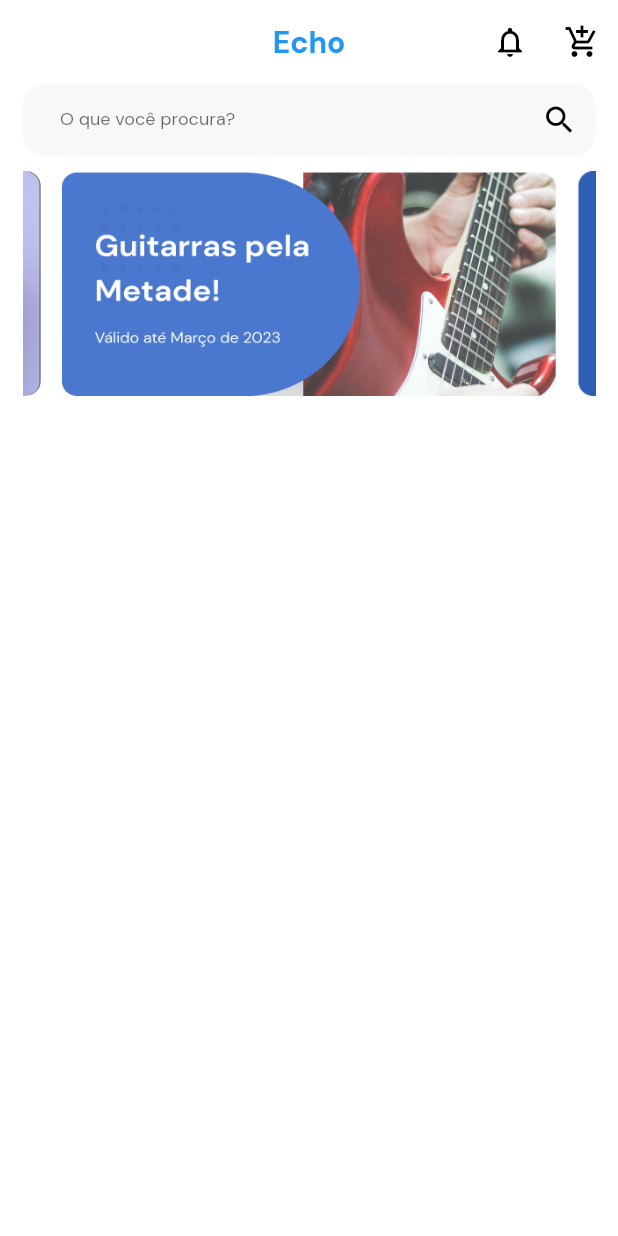
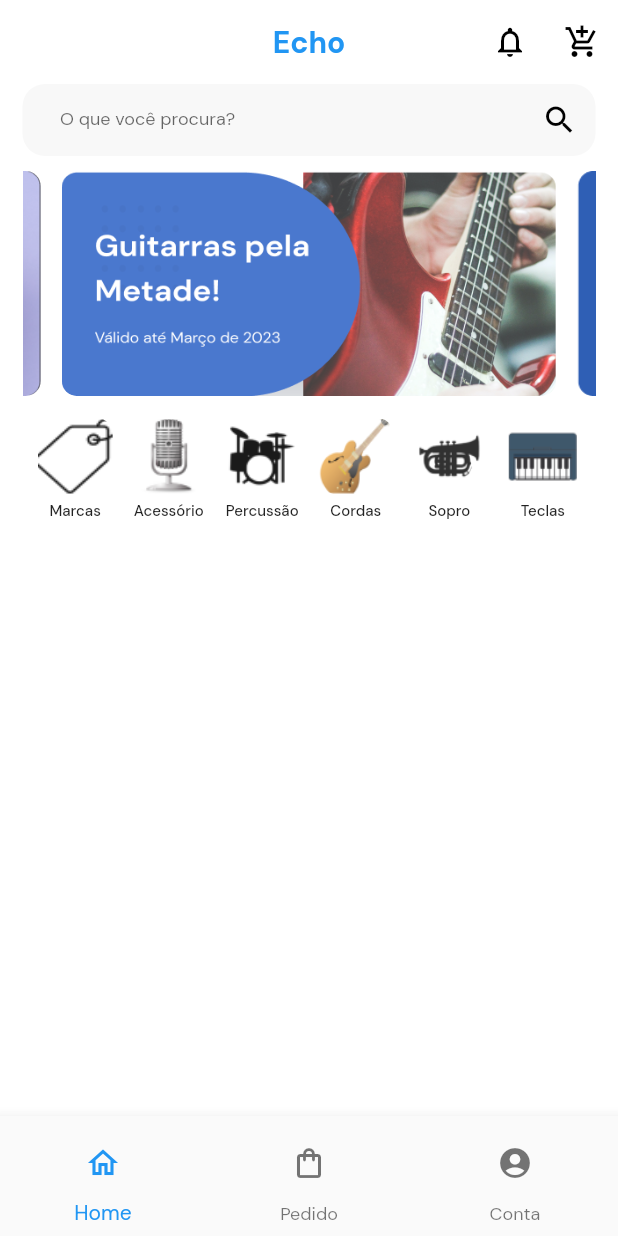
Before and after one commit to felix-thiago/Grupo-03-Echo, a Flutter app: the screen it shows after launch, on a phone screen of 412 x 824 dp. Run offline on Flutter 3.47's test engine with Material 2 defaults, Android fonts, the phone set to English and light mode, and no system bars; drawn by our look-alikes of carousel_slider; our stand-ins replace getwidget.

Commit message:
criando scroll da categoria e bottombar

```diff
--- /dev/null
+++ b/lib/components/carrousel_card.dart
@@ -0,0 +1,59 @@
+import 'package:carousel_slider/carousel_slider.dart';
+import 'package:flutter/material.dart';
+import 'package:getwidget/components/carousel/gf_carousel.dart';
+
+class CarrouselCard extends StatelessWidget {
+  const CarrouselCard({super.key});
+
+  @override
+  Widget build(BuildContext context) {
+    return Padding(
+      padding: const EdgeInsets.fromLTRB(0, 10, 0, 0),
+      child: CarouselSlider(
+        items: [
+          Padding(
+            padding: const EdgeInsets.fromLTRB(7, 0, 7, 0),
+            child: Container(
+              width: 800,
+              decoration: const BoxDecoration(
+                borderRadius: BorderRadius.all(Radius.circular(10)),
+                image: DecorationImage(
+                    image: AssetImage('assets/images/foto1.png'),
+                    opacity: 0.9,
+                    alignment: Alignment.bottomRight,
+                    fit: BoxFit.fill),
+              ),
+              child: ConstrainedBox(
+                constraints: BoxConstraints(
+                    maxWidth: MediaQuery.of(context).size.width / 2),
+              ),
+            ),
+          ),
+          Padding(
+            padding: const EdgeInsets.fromLTRB(7, 0, 7, 0),
+            child: Container(
+              width: 800,
+              decoration: const BoxDecoration(
+                borderRadius: BorderRadius.all(Radius.circular(10)),
+                image: DecorationImage(
+                    image: AssetImage('assets/images/foto2.png'),
+                    opacity: 0.9,
+                    alignment: Alignment.bottomRight,
+                    fit: BoxFit.fill),
+              ),
+              child: ConstrainedBox(
+                constraints: BoxConstraints(
+                    maxWidth: MediaQuery.of(context).size.width / 2),
+              ),
+            ),
+          ),
+        ],
+        options: CarouselOptions(
+          height: 150,
+          enableInfiniteScroll: true,
+          viewportFraction: 0.9,
+        ),
+      ),
+    );
+  }
+}
--- /dev/null
+++ b/lib/components/category_scroll.dart
@@ -0,0 +1,74 @@
+import 'package:flutter/material.dart';
+
+class CategoryScroll extends StatelessWidget {
+  const CategoryScroll({super.key});
+
+  @override
+  Widget build(BuildContext context) {
+    return Padding(
+      padding: const EdgeInsets.fromLTRB(0, 15, 0, 0),
+      child: Container(
+        height: 80,
+        child: ListView.separated(
+          separatorBuilder: (context, index) {
+            return SizedBox(
+              width: MediaQuery.of(context).size.width * 0.03,
+            );
+          },
+          scrollDirection: Axis.horizontal,
+          shrinkWrap: true,
+          itemCount: 6,
+          itemBuilder: (ctx, indice) {
+            return SizedBox(
+              width: 50,
+              height: 50,
+              child: Column(
+                children: [
+                  Container(
+                    width: 50,
+                    height: 50,
+                    decoration: BoxDecoration(
+                      image: DecorationImage(
+                          image: AssetImage(images[indice]),
+                          opacity: 0.9,
+                          alignment: Alignment.bottomRight,
+                          fit: BoxFit.fill),
+                      borderRadius: BorderRadius.all(Radius.circular(10)),
+                      // border: Border.all(),
+                    ),
+                  ),
+                  Padding(
+                    padding: const EdgeInsets.fromLTRB(0, 5, 0, 0),
+                    child: Text(
+                      category[indice],
+                      style:
+                          TextStyle(fontSize: 10, fontWeight: FontWeight.w500),
+                    ),
+                  )
+                ],
+              ),
+            );
+          },
+        ),
+      ),
+    );
+  }
+}
+
+List category = [
+  "Marcas",
+  "Acessório",
+  "Percussão",
+  "Cordas",
+  "Sopro",
+  "Teclas"
+];
+
+List images = [
+  "assets/images/tag.png",
+  "assets/images/mic.png",
+  "assets/images/drum.png",
+  "assets/images/guitar.png",
+  "assets/images/trumpet.png",
+  "assets/images/piano.png",
+];
--- a/lib/views/home_page.dart
+++ b/lib/views/home_page.dart
@@ -1,5 +1,6 @@
 import 'package:flutter/material.dart';
-import 'package:pi_flutter/components/carrouselcard.dart';
+import 'package:pi_flutter/components/carrousel_card.dart';
+import 'package:pi_flutter/components/category_scroll.dart';
 import 'package:pi_flutter/home_controller.dart';
 
 // class HomePage extends StatelessWidget {
@@ -39,6 +40,31 @@ class _HomePageState extends State<HomePage> {
   @override
   Widget build(BuildContext context) {
     return Scaffold(
+      bottomNavigationBar: BottomNavigationBar(
+        items: [
+          BottomNavigationBarItem(
+            label: "Home",
+            icon: IconButton(
+              icon: Icon(Icons.home_outlined),
+              onPressed: () {},
+            ),
+          ),
+          BottomNavigationBarItem(
+            label: "Pedido",
+            icon: IconButton(
+              icon: Icon(Icons.shopping_bag_outlined),
+              onPressed: () {},
+            ),
+          ),
+          BottomNavigationBarItem(
+            label: "Conta",
+            icon: IconButton(
+              icon: Icon(Icons.account_circle),
+              onPressed: () {},
+            ),
+          ),
+        ],
+      ),
       appBar: AppBar(
         backgroundColor: Colors.white,
         elevation: 0,
@@ -91,7 +117,8 @@ class _HomePageState extends State<HomePage> {
                 fillColor: Color.fromARGB(255, 248, 248, 248),
               ),
             ),
-            const CarrouselCard()
+            const CarrouselCard(),
+            const CategoryScroll()
           ],
         ),
       ),
--- a/pubspec.yaml
+++ b/pubspec.yaml
@@ -56,6 +56,12 @@ flutter:
   assets:
     - assets/images/foto1.png
     - assets/images/foto2.png
+    - assets/images/drum.png
+    - assets/images/guitar.png
+    - assets/images/mic.png
+    - assets/images/piano.png
+    - assets/images/tag.png
+    - assets/images/trumpet.png
   fonts:
     - family: DM Sans
       fonts:
```
Also changed, not shown: assets/images/drum.png (added), assets/images/guitar.png (added), assets/images/mic.png (added), assets/images/piano.png (added), assets/images/tag.png (added), assets/images/trumpet.png (added).
